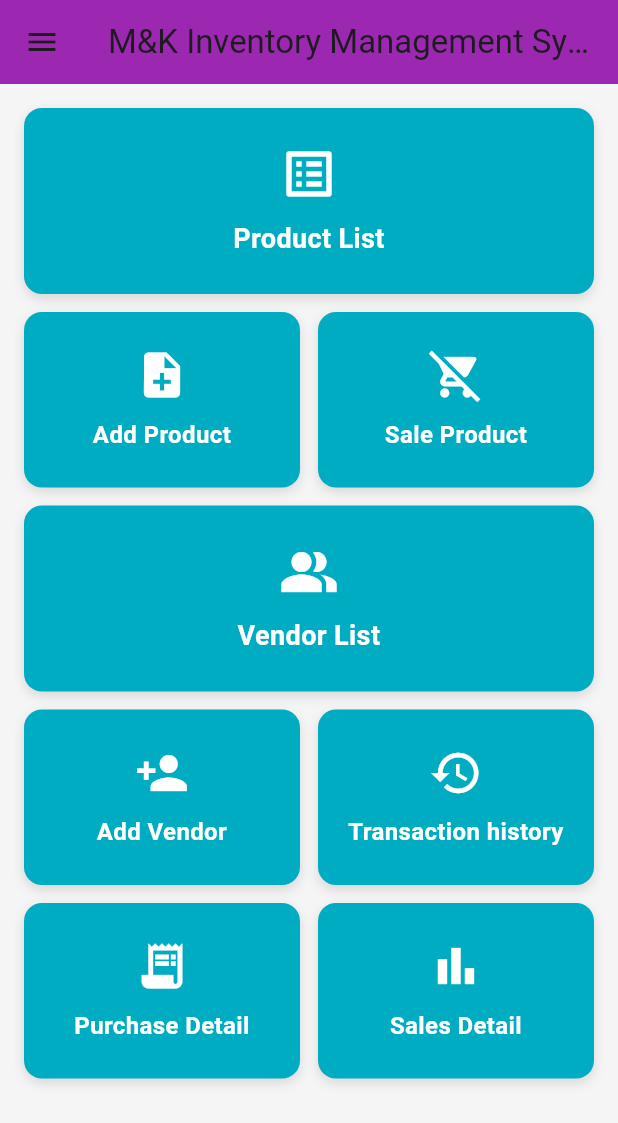
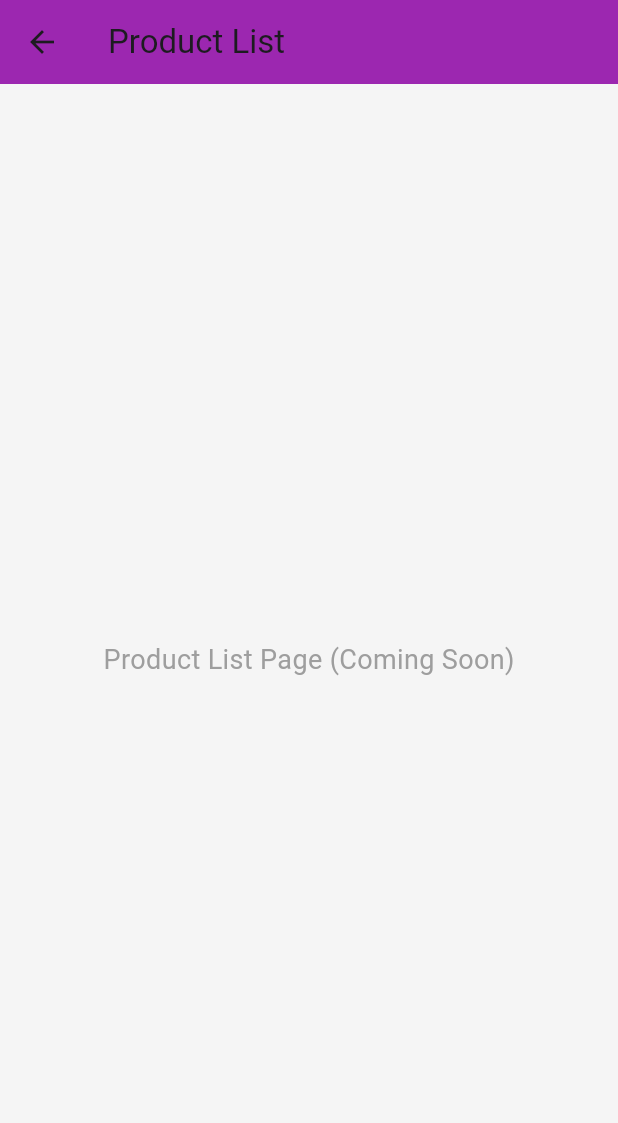
Before and after one commit to muhammadmuneebmanzoor/inventory_managment_system_app_dev_project, a Flutter app: the DashboardPage screen opened directly, after a tap on "Product List", on a phone screen of 412 x 824 dp. Shown: the top 1123 px of the screen. Run offline on Flutter 3.47's test engine with Material 3 defaults, Android fonts, the phone set to English and light mode, and no system bars; our stand-ins replace image_picker.

Commit message:
Created Product list and Vendor List page(blank because no database)... Also updated these in dashboard file

```diff
--- a/lib/dashboard.dart
+++ b/lib/dashboard.dart
@@ -1,6 +1,8 @@
 import 'package:flutter/material.dart';
 import 'add_product_page.dart';
 import 'add_vendor_page.dart';
+import 'product_list_page.dart';
+import 'vendor_list_page.dart';
 
 class DashboardPage extends StatelessWidget {
   const DashboardPage({super.key});
@@ -39,7 +41,12 @@ class DashboardPage extends StatelessWidget {
                 title: 'Product List',
                 icon: Icons.list_alt,
                 isFullWidth: true,
-                onTap: () {},
+                onTap: () {
+                  Navigator.push(
+                    context,
+                    MaterialPageRoute(builder: (context) => const ProductListPage()),
+                  );
+                },
               ),
               const SizedBox(height: 12),
               Row(
@@ -51,9 +58,7 @@ class DashboardPage extends StatelessWidget {
                       onTap: () {
                         Navigator.push(
                           context,
-                          MaterialPageRoute(
-                            builder: (context) => const AddProductPage(),
-                          ),
+                          MaterialPageRoute(builder: (context) => const AddProductPage()),
                         );
                       },
                     ),
@@ -73,7 +78,12 @@ class DashboardPage extends StatelessWidget {
                 title: 'Vendor List',
                 icon: Icons.people_alt,
                 isFullWidth: true,
-                onTap: () {},
+                onTap: () {
+                  Navigator.push(
+                    context,
+                    MaterialPageRoute(builder: (context) => const VendorListPage()),
+                  );
+                },
               ),
               const SizedBox(height: 12),
               Row(
@@ -85,9 +95,7 @@ class DashboardPage extends StatelessWidget {
                       onTap: () {
                         Navigator.push(
                           context,
-                          MaterialPageRoute(
-                            builder: (context) => const AddVendorPage(),
-                          ),
+                          MaterialPageRoute(builder: (context) => const AddVendorPage()),
                         );
                       },
                     ),
--- /dev/null
+++ b/lib/product_list_page.dart
@@ -0,0 +1,22 @@
+import 'package:flutter/material.dart';
+
+class ProductListPage extends StatelessWidget {
+  const ProductListPage({super.key});
+
+  @override
+  Widget build(BuildContext context) {
+    return Scaffold(
+      appBar: AppBar(
+        title: const Text('Product List'),
+        backgroundColor: Colors.purple,
+        elevation: 0,
+      ),
+      body: const Center(
+        child: Text(
+          'Product List Page (Coming Soon)',
+          style: TextStyle(fontSize: 18, color: Colors.grey),
+        ),
+      ),
+    );
+  }
+}
```
Also changed, not shown: lib/vendor_list_page.dart (added, +22 -0 lines).
